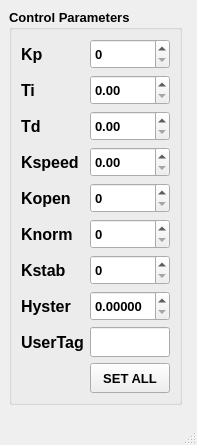
smartslava/bronkhorst, file admin_window.ui: the form before one commit.
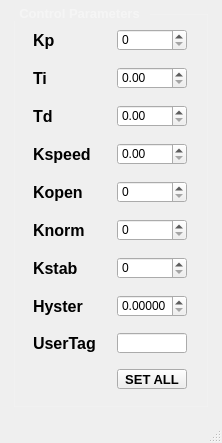
The form after the commit.

Patch:
```diff
--- a/admin_window.ui
+++ b/admin_window.ui
@@ -6,17 +6,72 @@
    <rect>
     <x>0</x>
     <y>0</y>
-    <width>197</width>
-    <height>445</height>
+    <width>222</width>
+    <height>443</height>
    </rect>
   </property>
+  <property name="sizePolicy">
+   <sizepolicy hsizetype="Fixed" vsizetype="Fixed">
+    <horstretch>0</horstretch>
+    <verstretch>0</verstretch>
+   </sizepolicy>
+  </property>
+  <property name="maximumSize">
+   <size>
+    <width>222</width>
+    <height>443</height>
+   </size>
+  </property>
   <property name="windowTitle">
    <string>MainWindow</string>
   </property>
+  <property name="styleSheet">
+   <string notr="true">QMainWindow {
+	  padding:5px;
+}
+
+QGroupBox {
+	color: rgba(255, 255, 255, 0.2);
+    border: 1px solid rgba(255, 255, 255, 25);
+    margin-top: 5px;
+}
+
+QGroupBox::title {
+	color: rgba(255, 255, 255, 0.4);
+    subcontrol-origin: margin;
+	subcontrol-position: top left;
+	top: -3px;
+    padding: 0 8px;
+}</string>
+  </property>
   <widget class="QWidget" name="centralwidget">
-   <layout class="QFormLayout" name="formLayout">
-    <item row="0" column="0">
+   <property name="sizePolicy">
+    <sizepolicy hsizetype="Fixed" vsizetype="Fixed">
+     <horstretch>0</horstretch>
+     <verstretch>0</verstretch>
+    </sizepolicy>
+   </property>
+   <property name="minimumSize">
+    <size>
+     <width>197</width>
+     <height>0</height>
+    </size>
+   </property>
+   <property name="styleSheet">
+    <string notr="true">QWidget {
+
+    margin: 5px; 
+}</string>
+   </property>
+   <layout class="QHBoxLayout" name="horizontalLayout">
+    <item>
      <widget class="QGroupBox" name="groupBox">
+      <property name="sizePolicy">
+       <sizepolicy hsizetype="Fixed" vsizetype="Fixed">
+        <horstretch>0</horstretch>
+        <verstretch>0</verstretch>
+       </sizepolicy>
+      </property>
       <property name="minimumSize">
        <size>
         <width>150</width>
@@ -36,6 +91,9 @@
         <bold>true</bold>
        </font>
       </property>
+      <property name="styleSheet">
+       <string notr="true"/>
+      </property>
       <property name="title">
        <string>Control Parameters</string>
       </property>
```
Left out of the diff: 2 changed lines with no effect on the pictures.
